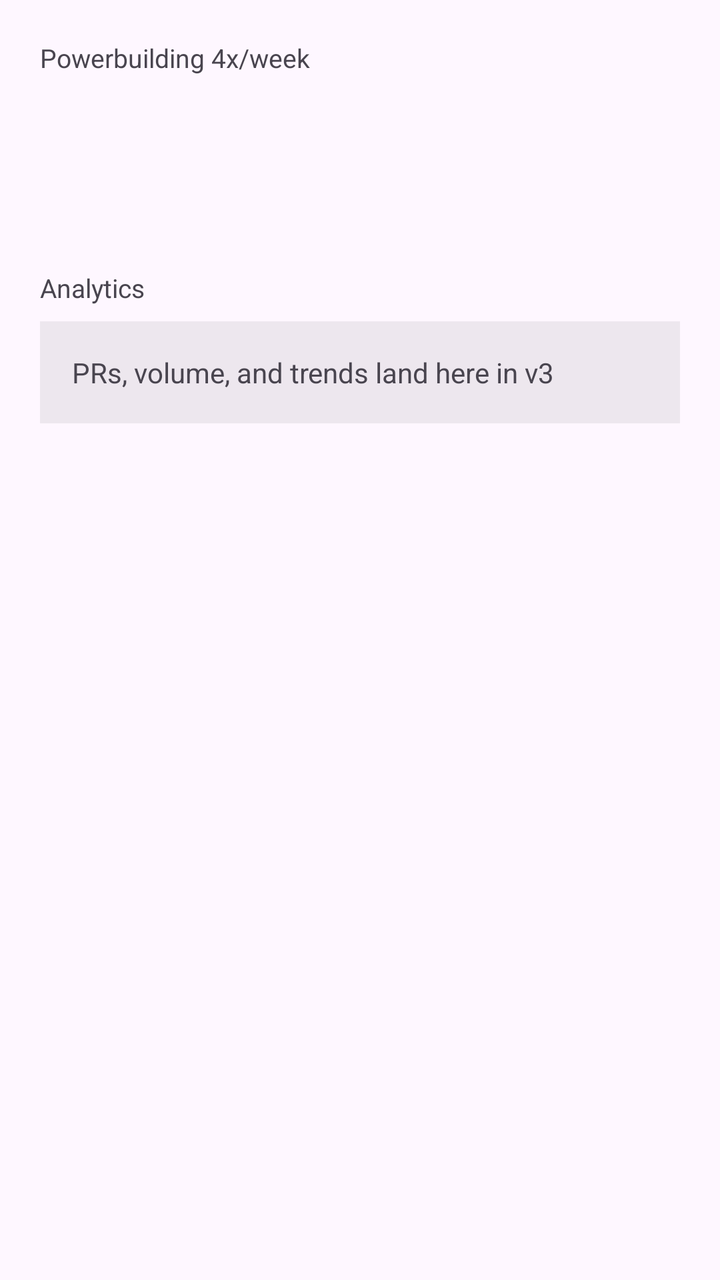
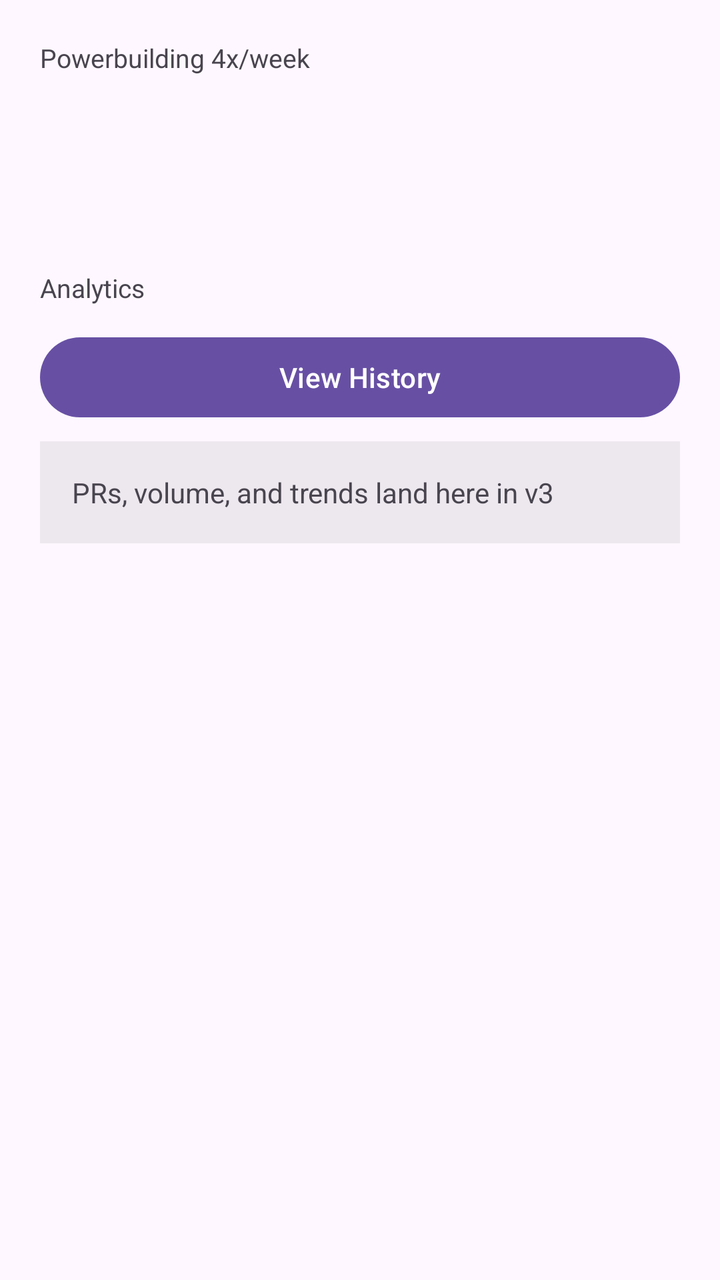

Two renders of the same Android screen: before a commit and after it. Below are the layout's source before the change and the commit's diff.
<!-- AndroidManifest.xml: application theme Theme.Ingot -->
<!-- res/layout/activity_main.xml -->
<?xml version="1.0" encoding="utf-8"?>
<ScrollView xmlns:android="http://schemas.android.com/apk/res/android"
    android:layout_width="match_parent"
    android:layout_height="match_parent">

    <LinearLayout
        android:orientation="vertical"
        android:layout_width="match_parent"
        android:layout_height="wrap_content"
        android:padding="20dp">

        <TextView
            android:id="@+id/programName"
            android:layout_width="wrap_content"
            android:layout_height="wrap_content"
            android:text="Powerbuilding 4x/week"
            android:textSize="13sp" />

        <TextView
            android:id="@+id/weekLabel"
            android:layout_width="wrap_content"
            android:layout_height="wrap_content"
            android:textSize="22sp"
            android:layout_marginBottom="16dp" />

        <androidx.recyclerview.widget.RecyclerView
            android:id="@+id/weekStrip"
            android:layout_width="match_parent"
            android:layout_height="wrap_content"
            android:orientation="horizontal"
            android:layout_marginBottom="20dp" />

        <androidx.recyclerview.widget.RecyclerView
            android:id="@+id/workoutList"
            android:layout_width="match_parent"
            android:layout_height="wrap_content"
            android:layout_marginTop="12dp"
            android:layout_marginBottom="20dp" />

        <TextView
            android:layout_width="wrap_content"
            android:layout_height="wrap_content"
            android:text="Analytics"
            android:textSize="13sp" />

        <TextView
            android:layout_width="match_parent"
            android:layout_height="wrap_content"
            android:text="PRs, volume, and trends land here in v3"
            android:padding="16dp"
            android:background="#11000000"
            android:layout_marginTop="8dp" />

    </LinearLayout>
</ScrollView>
<!-- resources referenced by this layout -->
<resources>
  <style name="Theme.Ingot" parent="Base.Theme.Ingot" />
  <style name="Base.Theme.Ingot" parent="Theme.Material3.DayNight.NoActionBar">
          
          
      </style>
</resources>

<!-- the commit's change to res/layout/activity_main.xml (unified diff, before → after) -->
@@ -43,6 +43,13 @@
             android:text="Analytics"
             android:textSize="13sp" />
 
+        <Button
+            android:id="@+id/viewHistoryButton"
+            android:layout_width="match_parent"
+            android:layout_height="wrap_content"
+            android:layout_marginTop="12dp"
+            android:text="View History" />
+        
         <TextView
             android:layout_width="match_parent"
             android:layout_height="wrap_content"
